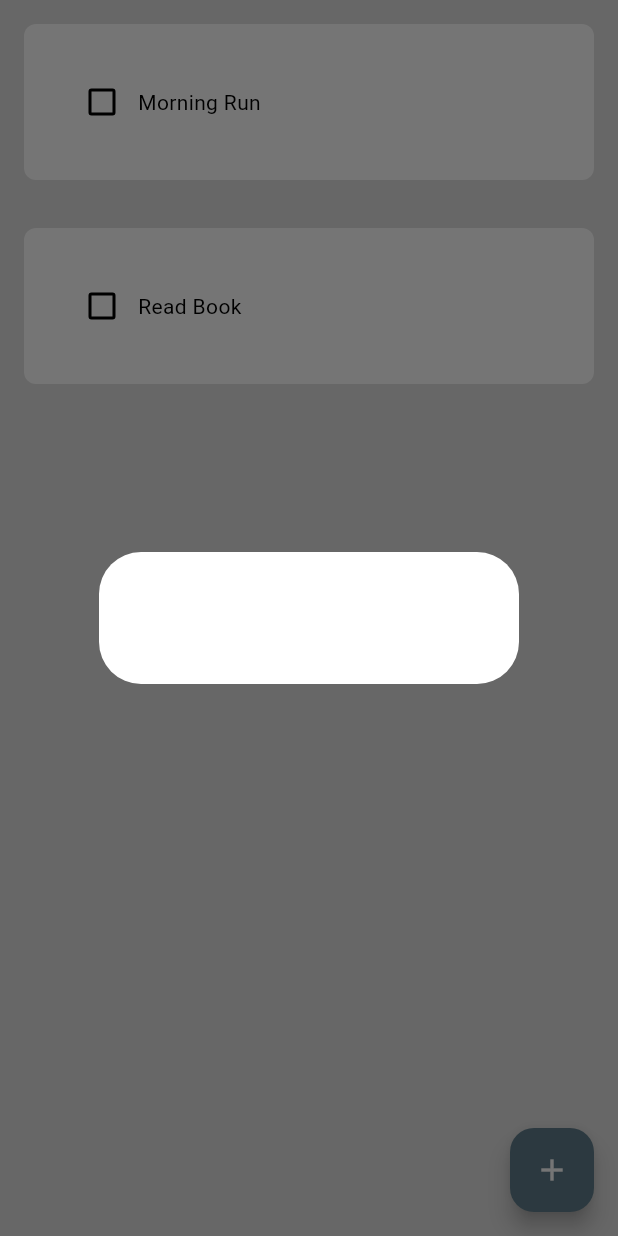
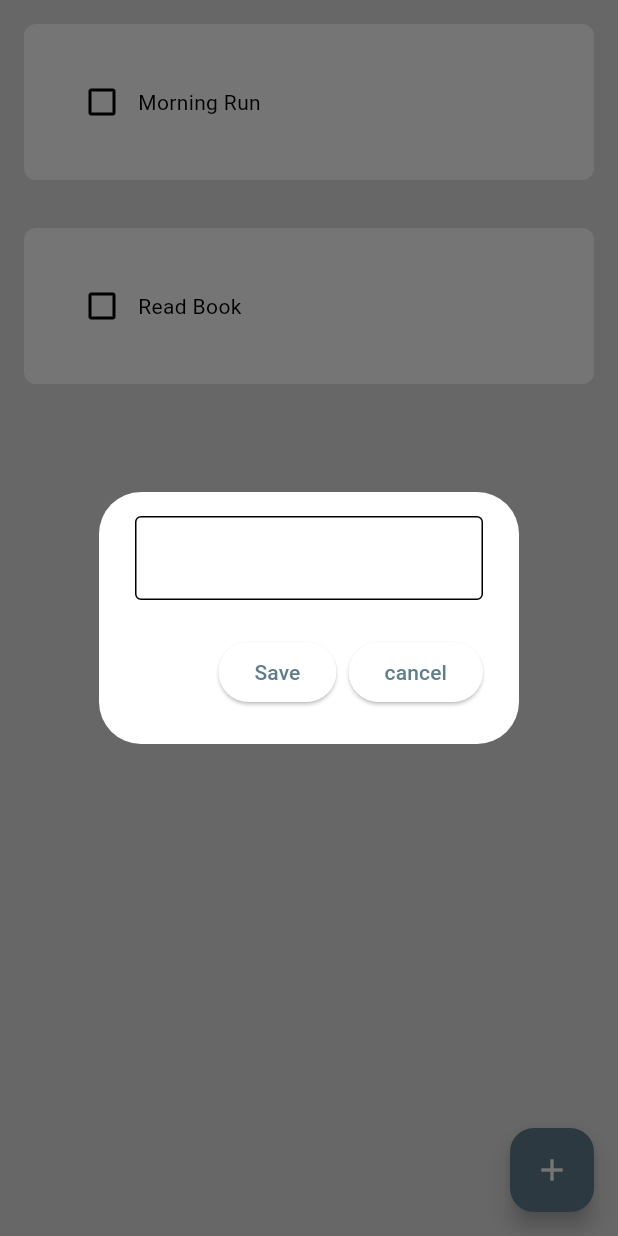
Before and after one commit to Daniel-HyunHo-Shin/flutter-practice-examples, a Flutter app: the screen it shows after launch, after a tap on the "add" icon, on a phone screen of 412 x 824 dp. Run offline on Flutter 3.47's test engine with Material 2 defaults, Android fonts, the phone set to English and light mode, and no system bars; our stand-ins replace firebase_core, flutter_heatmap_calendar, go_router, hive, hive_flutter; accounts and stored records are empty.

Commit message:
save and cancel button

```diff
--- a/hive_habit_tracker/lib/components/new_habit_box.dart
+++ b/hive_habit_tracker/lib/components/new_habit_box.dart
@@ -1,12 +1,41 @@
 import 'package:flutter/material.dart';
 
 class EnterNewHabitBox extends StatelessWidget {
-  const EnterNewHabitBox({super.key});
+  final TextEditingController controller;
+  final VoidCallback onSave;
+  final VoidCallback onCancel;
+
+  const EnterNewHabitBox({
+    super.key,
+    required this.controller,
+    required this.onSave,
+    required this.onCancel,
+  });
 
   @override
   Widget build(BuildContext context) {
-    return const AlertDialog(
-      content: TextField(),
+    return AlertDialog(
+      content: TextField(
+        controller: controller,
+        decoration: const InputDecoration(
+          enabledBorder: OutlineInputBorder(),
+          focusedBorder: OutlineInputBorder(),
+        ),
+      ),
+      actions: [
+        ElevatedButton(
+          onPressed: () {
+            onSave();
+          },
+          child: const Text('Save'),
+        ),
+        ElevatedButton(
+          onPressed: () {
+            onCancel();
+          },
+          child: const Text('cancel'),
+        ),
+      ],
     );
   }
 }
--- a/hive_habit_tracker/lib/pages/home_screen.dart
+++ b/hive_habit_tracker/lib/pages/home_screen.dart
@@ -28,13 +28,31 @@ class _HomeScreenState extends State<HomeScreen> {
     });
   }
 
+  // save new habit
+  void saveNewHabit() {
+    todayHabitList.add([_newHabitNameController.text, false]);
+    _newHabitNameController.clear();
+    Navigator.of(context).pop();
+  }
+
+  // cancel new habit
+  void cancelNewHabit() {
+    _newHabitNameController.clear();
+    Navigator.of(context).pop();
+  }
+
   // create a new habit
+  final _newHabitNameController = TextEditingController();
   void createNewHabit() {
     // show a alert dialog for user to enter the new habit details
     showDialog(
         context: context,
         builder: (context) {
-          return const EnterNewHabitBox();
+          return EnterNewHabitBox(
+            controller: _newHabitNameController,
+            onSave: saveNewHabit,
+            onCancel: cancelNewHabit,
+          );
         });
   }
 
```
